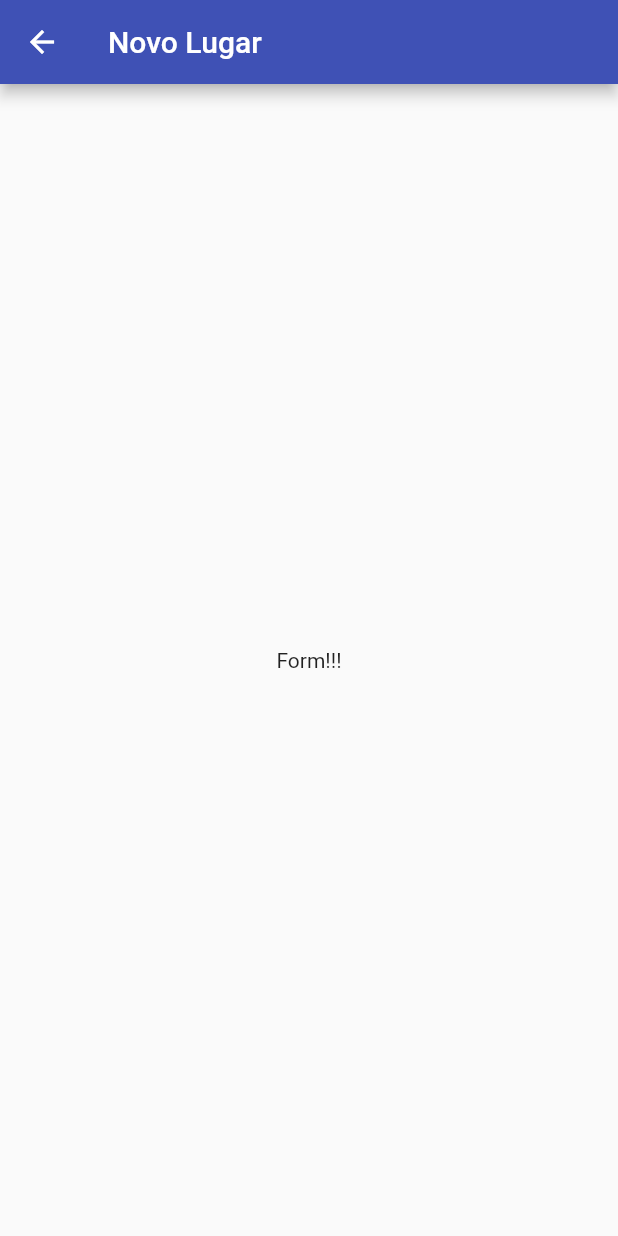
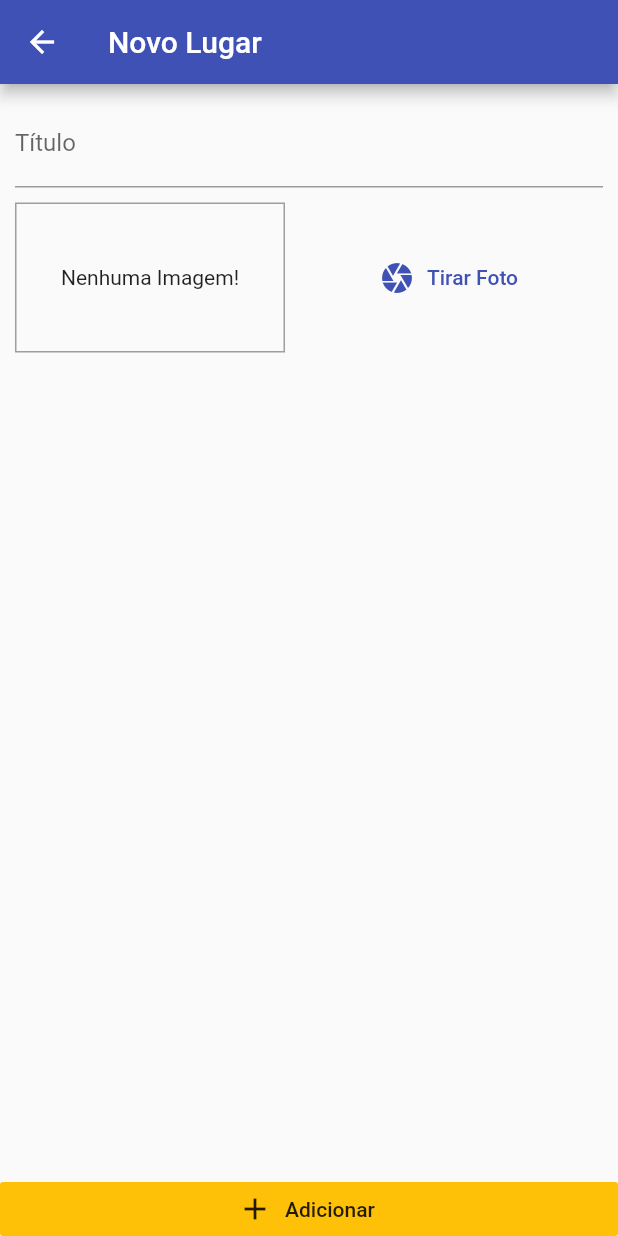
Before and after one commit to GabrielDVpereira/Greate-Places, a Flutter app: the PlaceFormScreen screen opened by its route, on a phone screen of 412 x 824 dp. Run offline on Flutter 3.47's test engine with Material 2 defaults, Android fonts, the phone set to English and light mode, and no system bars.

Commit message:
new place form

```diff
--- a/lib/screens/place_form_screen.dart
+++ b/lib/screens/place_form_screen.dart
@@ -1,4 +1,5 @@
 import 'package:flutter/material.dart';
+import 'package:greatPlaces/widgets/images_input.dart';
 
 class PlaceFormScreen extends StatefulWidget {
   @override
@@ -6,14 +7,42 @@ class PlaceFormScreen extends StatefulWidget {
 }
 
 class _PlaceFormScreenState extends State<PlaceFormScreen> {
+  final _titleController = TextEditingController();
   @override
   Widget build(BuildContext context) {
     return Scaffold(
       appBar: AppBar(
         title: Text("Novo Lugar"),
       ),
-      body: Center(
-        child: Text("Form!!!"),
+      body: Column(
+        crossAxisAlignment: CrossAxisAlignment.stretch,
+        children: [
+          Expanded(
+            child: SingleChildScrollView(
+              child: Padding(
+                padding: const EdgeInsets.all(10),
+                child: Column(
+                  children: [
+                    TextField(
+                      decoration: InputDecoration(labelText: 'Título'),
+                      controller: _titleController,
+                    ),
+                    SizedBox(height: 10),
+                    ImageInput()
+                  ],
+                ),
+              ),
+            ),
+          ),
+          RaisedButton.icon(
+            onPressed: () {},
+            icon: Icon(Icons.add),
+            label: Text('Adicionar'),
+            color: Theme.of(context).accentColor,
+            elevation: 0,
+            materialTapTargetSize: MaterialTapTargetSize.shrinkWrap,
+          )
+        ],
       ),
     );
   }
--- /dev/null
+++ b/lib/widgets/images_input.dart
@@ -0,0 +1,34 @@
+import 'package:flutter/material.dart';
+
+class ImageInput extends StatefulWidget {
+  @override
+  _ImageInputState createState() => _ImageInputState();
+}
+
+class _ImageInputState extends State<ImageInput> {
+  @override
+  Widget build(BuildContext context) {
+    return Row(
+      children: [
+        Container(
+          width: 180,
+          height: 100,
+          decoration: BoxDecoration(
+            border: Border.all(width: 1, color: Colors.grey),
+          ),
+          alignment: Alignment.center,
+          child: Text('Nenhuma Imagem!'),
+        ),
+        SizedBox(width: 10),
+        Expanded(
+          child: FlatButton.icon(
+            onPressed: () {},
+            icon: Icon(Icons.camera),
+            label: Text('Tirar Foto'),
+            textColor: Theme.of(context).primaryColor,
+          ),
+        )
+      ],
+    );
+  }
+}
```
